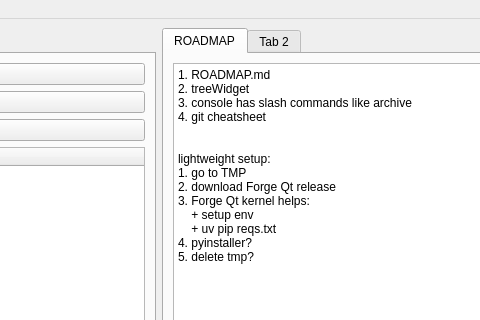
Old version of the form ui_files/developmentwindow.ui in the repository 05remla/new_reactor; both pictures show x 523 to 1003 and y 0 to 320 of the 1364 by 802 pixel window.
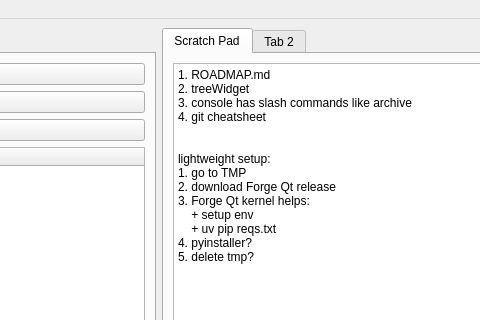
New version of the form.

Diff of the .ui file:
```diff
--- a/ui_files/developmentwindow.ui
+++ b/ui_files/developmentwindow.ui
@@ -364,7 +364,7 @@
          <widget class="QTabWidget" name="tabWidget_2">
           <widget class="QWidget" name="tab_6">
            <attribute name="title">
-            <string>ROADMAP</string>
+            <string>Scratch Pad</string>
            </attribute>
            <layout class="QGridLayout" name="gridLayout_8">
             <item row="0" column="0">
```
